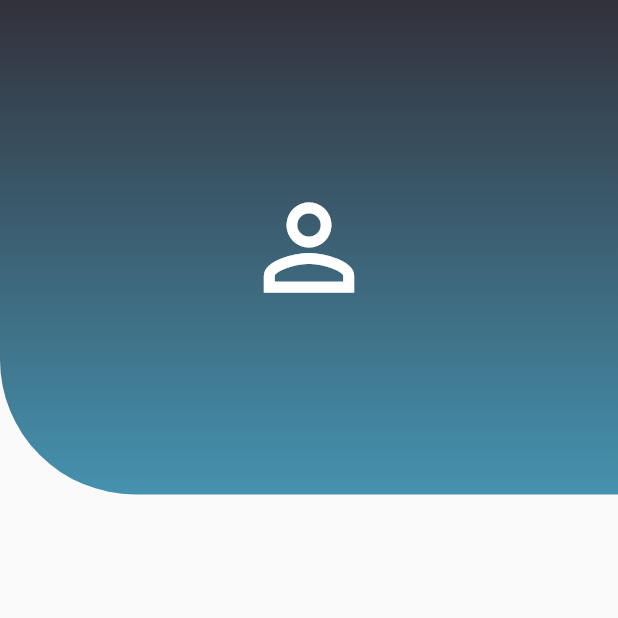
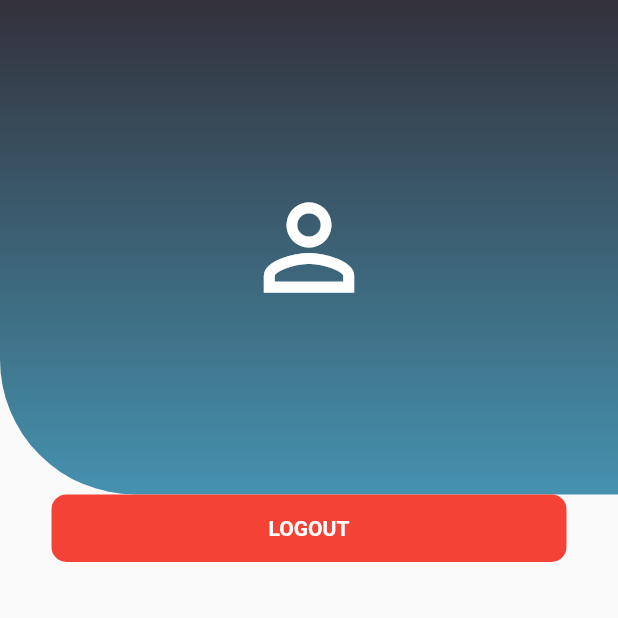
Before and after one commit to faizzfanani/flutter-crud, a Flutter app: the Setting screen opened by its route, on a phone screen of 412 x 824 dp, the top half of it. Run offline on Flutter 3.47's test engine with Material 2 defaults, Android fonts, the phone set to English and light mode, and no system bars; network calls fail.

Commit message:
commit 4.0

```diff
--- a/lib/Detail.dart
+++ b/lib/Detail.dart
@@ -28,11 +28,7 @@ void confirm (){
         color: Colors.red,
         onPressed: (){
           deleteData();
-          Navigator.of(context).push(
-                      new MaterialPageRoute(
-                        builder: (BuildContext context)=> new MyHomePage(),
-                      )
-                    );
+          Navigator.pushReplacementNamed(context,'/dataemployee');
         },
       ),
       new RaisedButton(
--- a/lib/edit.dart
+++ b/lib/edit.dart
@@ -73,11 +73,7 @@ class _updateDataState extends State<updateData> {
                   color: Colors.blueAccent,
                   onPressed: () {
                     updateData();
-                    Navigator.of(context).pushReplacement(
-                      new MaterialPageRoute(
-                        builder: (BuildContext context)=> new MyHomePage(),
-                      )
-                    );
+                    Navigator.pushReplacementNamed(context,'/dataemployee');
                   },
                 )
               ],
--- a/lib/insert.dart
+++ b/lib/insert.dart
@@ -57,11 +57,7 @@ class _addDataState extends State<addData> {
                   color: Colors.blueAccent,
                   onPressed: () {
                     addData();
-                    Navigator.of(context).pushReplacement(
-                      new MaterialPageRoute(
-                        builder: (BuildContext context)=> new MyHomePage(),
-                      )
-                    );
+                    Navigator.pushReplacementNamed(context,'/dataemployee');
                   },
                 )
               ],
--- a/lib/login.dart
+++ b/lib/login.dart
@@ -3,6 +3,7 @@ import 'package:flutter/material.dart';
 import 'package:flutter/services.dart';
 import 'package:flutter_crud/Register.dart';
 import 'package:flutter_crud/dashboard.dart';
+import 'package:flutter_crud/main.dart';
 import 'package:http/http.dart' as http;
 
 class Login extends StatefulWidget {
@@ -64,7 +65,7 @@ class _LoginState extends State<Login> {
             builder: (BuildContext context) =>
                 new Dashboard(),
           );
-          Navigator.of(context).push(route);
+          Navigator.of(context).pushReplacement(route);
         } else {
           onSignedInErrorPassword();
         }
--- a/lib/main.dart
+++ b/lib/main.dart
@@ -24,6 +24,7 @@ class MyApp extends StatelessWidget {
     return MaterialApp(
       home: new Login(),
       routes: <String,WidgetBuilder>{
+        '/login': (BuildContext context)=> new Login(),
         '/dataemployee': (BuildContext context)=> new MyHomePage(),
         '/profile': (BuildContext context)=> new Profile(),
         '/todolist': (BuildContext context)=> new ToDoList(),
--- a/lib/setting.dart
+++ b/lib/setting.dart
@@ -44,6 +44,29 @@ class _SettingState extends State<Setting> {
                 ],
               ),
             ),
+            new GestureDetector(
+                    onTap: (){
+                      Navigator.pushReplacementNamed(context, '/login');
+                    },
+                    child: new Container(
+                    height: 45,
+                    width: MediaQuery.of(context).size.width/1.2,
+                    decoration: BoxDecoration(
+                      color: Colors.red,
+                      borderRadius: BorderRadius.all(
+                        Radius.circular(10)
+                      )
+                    ),
+                    child: Center(
+                      child: Text('Logout'.toUpperCase(),
+                        style: TextStyle(
+                          color: Colors.white,
+                          fontWeight: FontWeight.bold
+                        ),
+                      ),
+                    ),
+                  ),
+                  ),
           ],
         ),)
       ),
```
Also changed, not shown: lib/salary.dart (+43 -1 lines).
